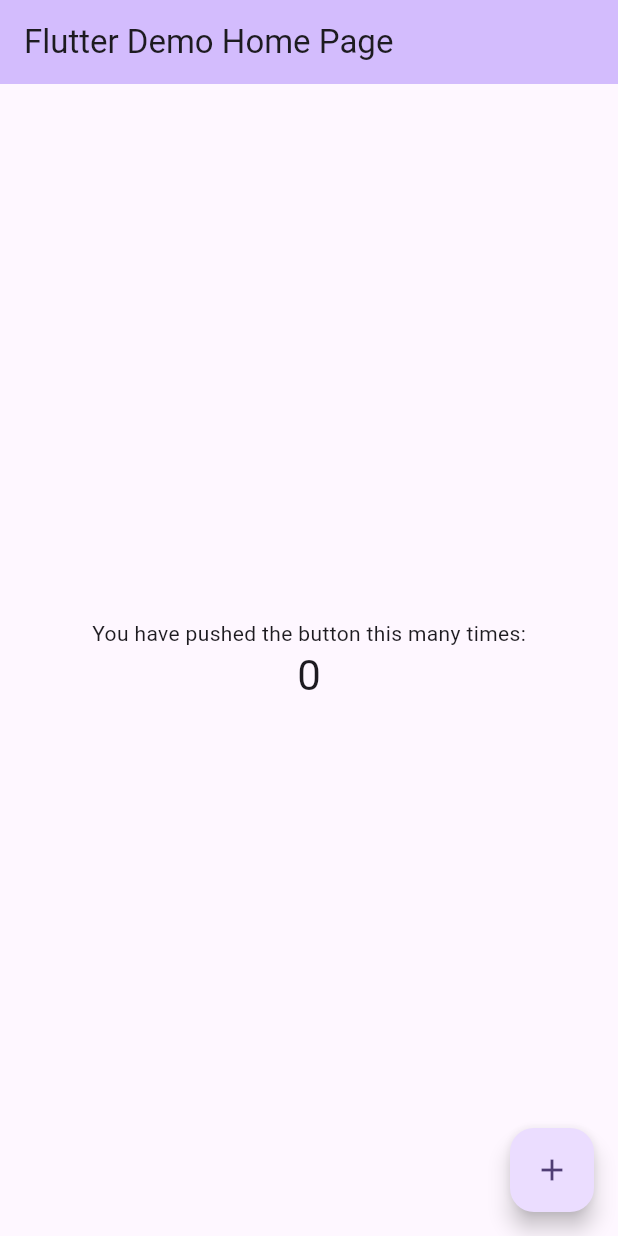
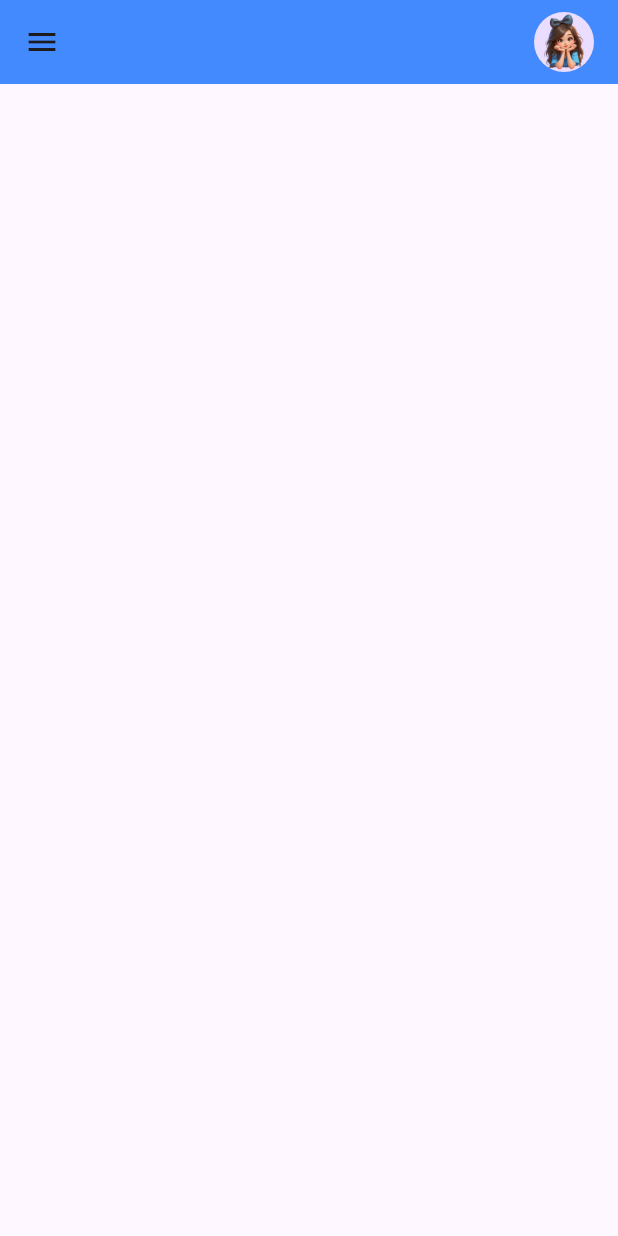
Before and after one commit to BACAbeykoon/Todo_App, a Flutter app: the screen it shows after launch, on a phone screen of 412 x 824 dp. Run offline on Flutter 3.47's test engine with Material 3 defaults, Android fonts, the phone set to English and light mode, and no system bars.

Commit message:
Create Todo App Appbar

```diff
--- a/todo_application/lib/main.dart
+++ b/todo_application/lib/main.dart
@@ -1,122 +1,30 @@
 import 'package:flutter/material.dart';
 
 void main() {
-  runApp(const MyApp());
+  runApp(MaterialApp(debugShowCheckedModeBanner: false, home: MyToDo()));
 }
 
-class MyApp extends StatelessWidget {
-  const MyApp({super.key});
+class MyToDo extends StatefulWidget {
+  const MyToDo({super.key});
 
-  // This widget is the root of your application.
+  @override
+  State<MyToDo> createState() => _MyToDoState();
+}
+
+class _MyToDoState extends State<MyToDo> {
   @override
   Widget build(BuildContext context) {
-    return MaterialApp(
-      title: 'Flutter Demo',
-      theme: ThemeData(
-        // This is the theme of your application.
-        //
-        // TRY THIS: Try running your application with "flutter run". You'll see
-        // the application has a purple toolbar. Then, without quitting the app,
-        // try changing the seedColor in the colorScheme below to Colors.green
-        // and then invoke "hot reload" (save your changes or press the "hot
-        // reload" button in a Flutter-supported IDE, or press "r" if you used
-        // the command line to start the app).
-        //
-        // Notice that the counter didn't reset back to zero; the application
-        // state is not lost during the reload. To reset the state, use hot
-        // restart instead.
-        //
-        // This works for code too, not just values: Most code changes can be
-        // tested with just a hot reload.
-        colorScheme: ColorScheme.fromSeed(seedColor: Colors.deepPurple),
+    return Scaffold(
+      appBar: AppBar(
+        backgroundColor: Colors.blueAccent,
+        title: Row(
+          mainAxisAlignment: MainAxisAlignment.spaceBetween,
+          children: [
+            Icon(Icons.menu),
+            CircleAvatar(backgroundImage: AssetImage("assets/user.png")),
+          ],
+        ),
       ),
-      home: const MyHomePage(title: 'Flutter Demo Home Page'),
     );
   }
 }
-
-class MyHomePage extends StatefulWidget {
-  const MyHomePage({super.key, required this.title});
-
-  // This widget is the home page of your application. It is stateful, meaning
-  // that it has a State object (defined below) that contains fields that affect
-  // how it looks.
-
-  // This class is the configuration for the state. It holds the values (in this
-  // case the title) provided by the parent (in this case the App widget) and
-  // used by the build method of the State. Fields in a Widget subclass are
-  // always marked "final".
-
-  final String title;
-
-  @override
-  State<MyHomePage> createState() => _MyHomePageState();
-}
-
-class _MyHomePageState extends State<MyHomePage> {
-  int _counter = 0;
-
-  void _incrementCounter() {
-    setState(() {
-      // This call to setState tells the Flutter framework that something has
-      // changed in this State, which causes it to rerun the build method below
-      // so that the display can reflect the updated values. If we changed
-      // _counter without calling setState(), then the build method would not be
-      // called again, and so nothing would appear to happen.
-      _counter++;
-    });
-  }
-
-  @override
-  Widget build(BuildContext context) {
-    // This method is rerun every time setState is called, for instance as done
-    // by the _incrementCounter method above.
-    //
-    // The Flutter framework has been optimized to make rerunning build methods
-    // fast, so that you can just rebuild anything that needs updating rather
-    // than having to individually change instances of widgets.
-    return Scaffold(
-      appBar: AppBar(
-        // TRY THIS: Try changing the color here to a specific color (to
-        // Colors.amber, perhaps?) and trigger a hot reload to see the AppBar
-        // change color while the other colors stay the same.
-        backgroundColor: Theme.of(context).colorScheme.inversePrimary,
-        // Here we take the value from the MyHomePage object that was created by
-        // the App.build method, and use it to set our appbar title.
-        title: Text(widget.title),
-      ),
-      body: Center(
-        // Center is a layout widget. It takes a single child and positions it
-        // in the middle of the parent.
-        child: Column(
-          // Column is also a layout widget. It takes a list of children and
-          // arranges them vertically. By default, it sizes itself to fit its
-          // children horizontally, and tries to be as tall as its parent.
-          //
-          // Column has various properties to control how it sizes itself and
-          // how it positions its children. Here we use mainAxisAlignment to
-          // center the children vertically; the main axis here is the vertical
-          // axis because Columns are vertical (the cross axis would be
-          // horizontal).
-          //
-          // TRY THIS: Invoke "debug painting" (choose the "Toggle Debug Paint"
-          // action in the IDE, or press "p" in the console), to see the
-          // wireframe for each widget.
-          mainAxisAlignment: MainAxisAlignment.center,
-          children: <Widget>[
-            const Text('You have pushed the button this many times:'),
-            Text(
-              '$_counter',
-              style: Theme.of(context).textTheme.headlineMedium,
-            ),
-          ],
-        ),
-      ),
-      floatingActionButton: FloatingActionButton(
-        onPressed: _incrementCounter,
-        tooltip: 'Increment',
-        child: const Icon(Icons.add),
-      ), // This trailing comma makes auto-formatting nicer for build methods.
-    );
-  }
-}
--- a/todo_application/pubspec.yaml
+++ b/todo_application/pubspec.yaml
@@ -58,8 +58,8 @@ flutter:
   uses-material-design: true
 
   # To add assets to your application, add an assets section, like this:
-  # assets:
-  #   - images/a_dot_burr.jpeg
+  assets:
+    - assets/
   #   - images/a_dot_ham.jpeg
 
   # An image asset can refer to one or more resolution-specific "variants", see
```
Also changed, not shown: todo_application/assets/user.png (added).
